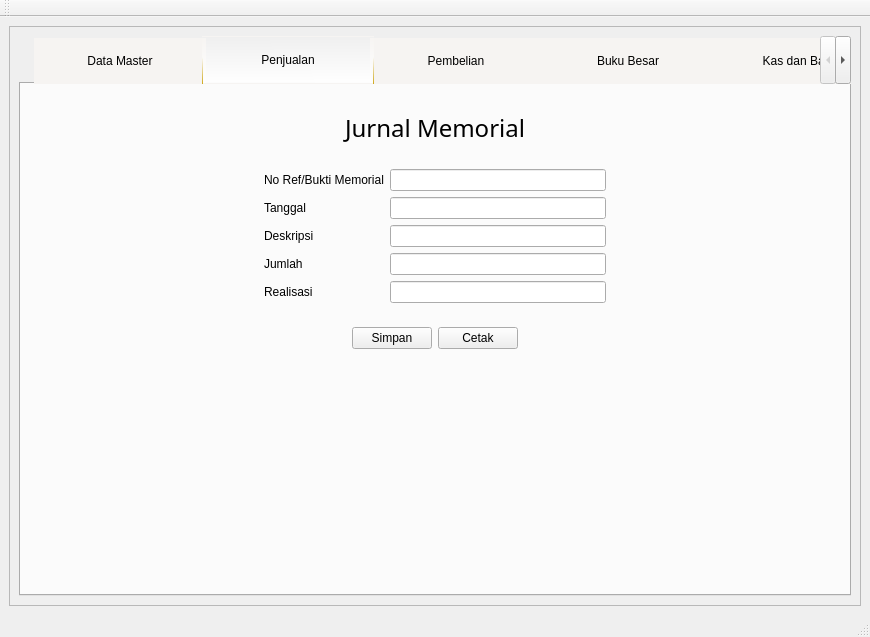
Old version of the form source/GUI.ui in the repository fnugrahendi/petuk.corp.
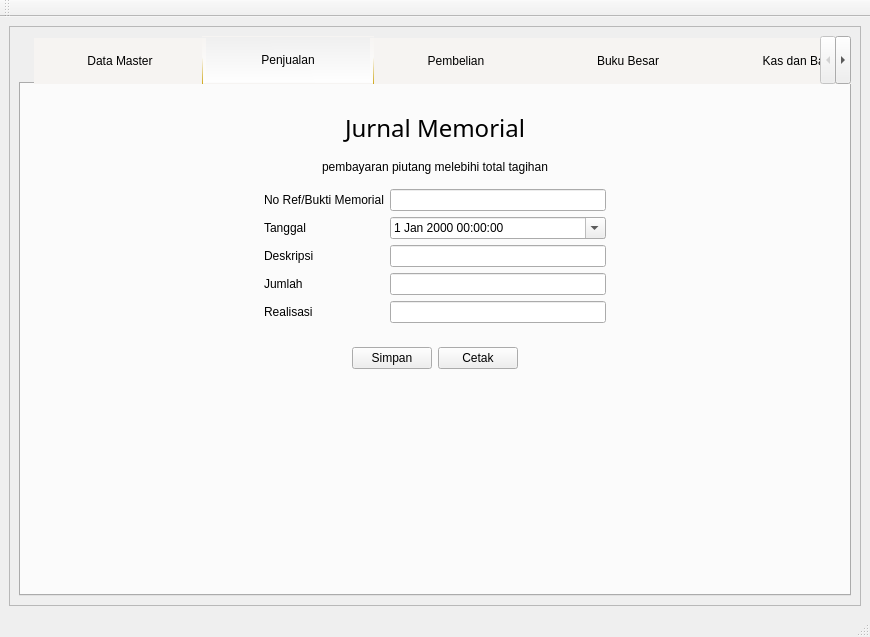
New version of the form. The open tabs and pages were chosen to show the change. Icons and pictures are not drawn.

Commit message: jurnal memorial (belum dicek)

Patch:
```diff
--- a/source/GUI.ui
+++ b/source/GUI.ui
@@ -7524,6 +7524,16 @@
                  </layout>
                 </widget>
                </item>
+               <item>
+                <widget class="QLabel" name="lb_Penjualan_JurnalMemorial_keterangan">
+                 <property name="text">
+                  <string>pembayaran piutang melebihi total tagihan</string>
+                 </property>
+                 <property name="alignment">
+                  <set>Qt::AlignCenter</set>
+                 </property>
+                </widget>
+               </item>
                <item>
                 <widget class="QFrame" name="fr_Penjualan_JurnalMemorial_Input">
                  <property name="frameShape">
@@ -7533,50 +7543,64 @@
                   <enum>QFrame::Raised</enum>
                  </property>
                  <layout class="QGridLayout" name="gridLayout_10">
-                  <item row="3" column="1">
+                  <item row="4" column="1">
                    <widget class="QLabel" name="lb_Penjualan_JurnalMemorial_Jumlah">
                     <property name="text">
                      <string>Jumlah</string>
                     </property>
                    </widget>
                   </item>
-                  <item row="4" column="1">
+                  <item row="5" column="1">
                    <widget class="QLabel" name="lb_Penjualan_JurnalMemorial_Realisasi">
                     <property name="text">
                      <string>Realisasi</string>
                     </property>
                    </widget>
                   </item>
-                  <item row="0" column="2">
+                  <item row="1" column="2">
                    <widget class="QLineEdit" name="le_Penjualan_JurnalMemorial_NoRef"/>
                   </item>
-                  <item row="0" column="1">
+                  <item row="3" column="0">
+                   <spacer name="hs_Penjualan_JurnalMemorial_2">
+                    <property name="orientation">
+                     <enum>Qt::Horizontal</enum>
+                    </property>
+                    <property name="sizeHint" stdset="0">
+                     <size>
+                      <width>40</width>
+                      <height>20</height>
+                     </size>
+                    </property>
+                   </spacer>
+                  </item>
+                  <item row="1" column="1">
                    <widget class="QLabel" name="lb_Penjualan_JurnalMemorial_NoRef">
                     <property name="text">
                      <string>No Ref/Bukti Memorial</string>
                     </property>
                    </widget>
                   </item>
-                  <item row="1" column="1">
+                  <item row="2" column="1">
                    <widget class="QLabel" name="lb_Penjualan_JurnalMemorial_Tanggal">
                     <property name="text">
                      <string>Tanggal</string>
                     </property>
                    </widget>
                   </item>
-                  <item row="3" column="2">
-                   <widget class="QLineEdit" name="le_Penjualan_JurnalMemorial_Jumlah"/>
-                  </item>
-                  <item row="1" column="2">
-                   <widget class="QLineEdit" name="le_Penjualan_JurnalMemorial_Tanggal"/>
-                  </item>
-                  <item row="2" column="2">
-                   <widget class="QLineEdit" name="le_Penjualan_JurnalMemorial_Deskripsi"/>
-                  </item>
                   <item row="4" column="2">
+                   <widget class="QLineEdit" name="le_Penjualan_JurnalMemorial_Jumlah">
+                    <property name="readOnly">
+                     <bool>true</bool>
+                    </property>
+                   </widget>
+                  </item>
+                  <item row="3" column="2">
+                   <widget class="QLineEdit" name="le_Penjualan_JurnalMemorial_Deskripsi"/>
+                  </item>
+                  <item row="5" column="2">
                    <widget class="QLineEdit" name="le_Penjualan_JurnalMemorial_Realisasi"/>
                   </item>
-                  <item row="2" column="3">
+                  <item row="3" column="3">
                    <spacer name="hs_Penjualan_JurnalMemorial_1">
                     <property name="orientation">
                      <enum>Qt::Horizontal</enum>
@@ -7589,25 +7613,19 @@
                     </property>
                    </spacer>
                   </item>
-                  <item row="2" column="1">
+                  <item row="3" column="1">
                    <widget class="QLabel" name="lb_Penjualan_JurnalMemorial_Deskripsi">
                     <property name="text">
                      <string>Deskripsi</string>
                     </property>
                    </widget>
                   </item>
-                  <item row="2" column="0">
-                   <spacer name="hs_Penjualan_JurnalMemorial_2">
-                    <property name="orientation">
-                     <enum>Qt::Horizontal</enum>
+                  <item row="2" column="2">
+                   <widget class="QDateTimeEdit" name="dte_Penjualan_JurnalMemorial_Tanggal">
+                    <property name="calendarPopup">
+                     <bool>true</bool>
                     </property>
-                    <property name="sizeHint" stdset="0">
-                     <size>
-                      <width>40</width>
-                      <height>20</height>
-                     </size>
-                    </property>
-                   </spacer>
+                   </widget>
                   </item>
                  </layout>
                 </widget>
```
Left out of the diff: 9 changed lines with no effect on the pictures. The commit also changes 2 other files.
